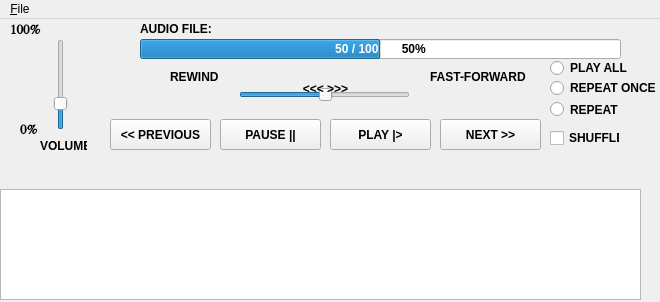
First picture: the form in MainWindow.ui, repository Robert-Airth/QT-Python-Music-Player, before the edit.
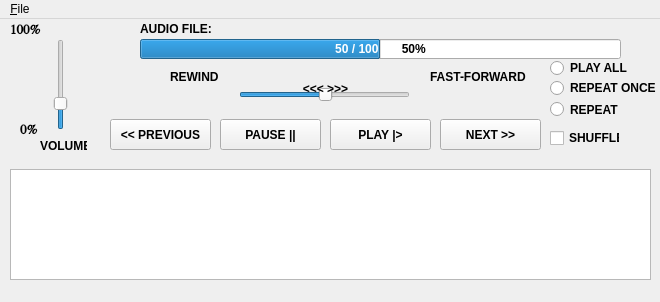
Second picture: the form after the edit.

Commit message:
Added .gif and design diary and fixed UI mistake
Added .gif and design diary and fixed UI mistake

Patch:
```diff
--- a/MainWindow.ui
+++ b/MainWindow.ui
@@ -586,8 +586,8 @@
    <widget class="QListWidget" name="PlayListWidget">
     <property name="geometry">
      <rect>
-      <x>0</x>
-      <y>170</y>
+      <x>10</x>
+      <y>150</y>
       <width>641</width>
       <height>111</height>
      </rect>
```
The commit also changes 3 other files.
